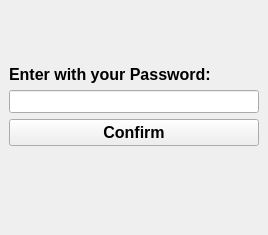
Above: Login_sys/GraphicGui/GGUIs/ChangePasswordGGUI.ui from 1King-coder/LoginSistemWithMySQL before the change. Below: the same form after it.
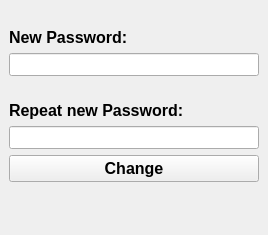
That is the form after the change.

```diff
--- a/Login_sys/GraphicGui/GGUIs/ChangePasswordGGUI.ui
+++ b/Login_sys/GraphicGui/GGUIs/ChangePasswordGGUI.ui
@@ -31,8 +31,8 @@
       </property>
      </widget>
     </item>
-    <item row="3" column="0">
-     <widget class="QPushButton" name="Confirm">
+    <item row="5" column="0">
+     <widget class="QPushButton" name="Change_btn">
       <property name="font">
        <font>
         <family>Microsoft YaHei UI</family>
@@ -42,7 +42,7 @@
        </font>
       </property>
       <property name="text">
-       <string>Confirm</string>
+       <string>Change</string>
       </property>
      </widget>
     </item>
@@ -57,14 +57,45 @@
        </font>
       </property>
       <property name="text">
-       <string>Enter with your Password:</string>
+       <string>New Password:</string>
       </property>
       <property name="alignment">
        <set>Qt::AlignBottom|Qt::AlignLeading|Qt::AlignLeft</set>
       </property>
      </widget>
     </item>
-    <item row="4" column="0">
+    <item row="2" column="0">
+     <widget class="QLabel" name="label">
+      <property name="font">
+       <font>
+        <family>Microsoft YaHei UI</family>
+        <pointsize>12</pointsize>
+        <weight>75</weight>
+        <bold>true</bold>
+       </font>
+      </property>
+      <property name="text">
+       <string>Repeat new Password:</string>
+      </property>
+      <property name="alignment">
+       <set>Qt::AlignBottom|Qt::AlignLeading|Qt::AlignLeft</set>
+      </property>
+     </widget>
+    </item>
+    <item row="3" column="0">
+     <widget class="QLineEdit" name="New_pass_repeat">
+      <property name="font">
+       <font>
+        <family>Microsoft YaHei UI</family>
+        <pointsize>10</pointsize>
+       </font>
+      </property>
+      <property name="echoMode">
+       <enum>QLineEdit::Password</enum>
+      </property>
+     </widget>
+    </item>
+    <item row="6" column="0">
      <widget class="QLabel" name="Response">
       <property name="font">
        <font>
```
Left out of the diff: 7 changed lines with no effect on the pictures.
